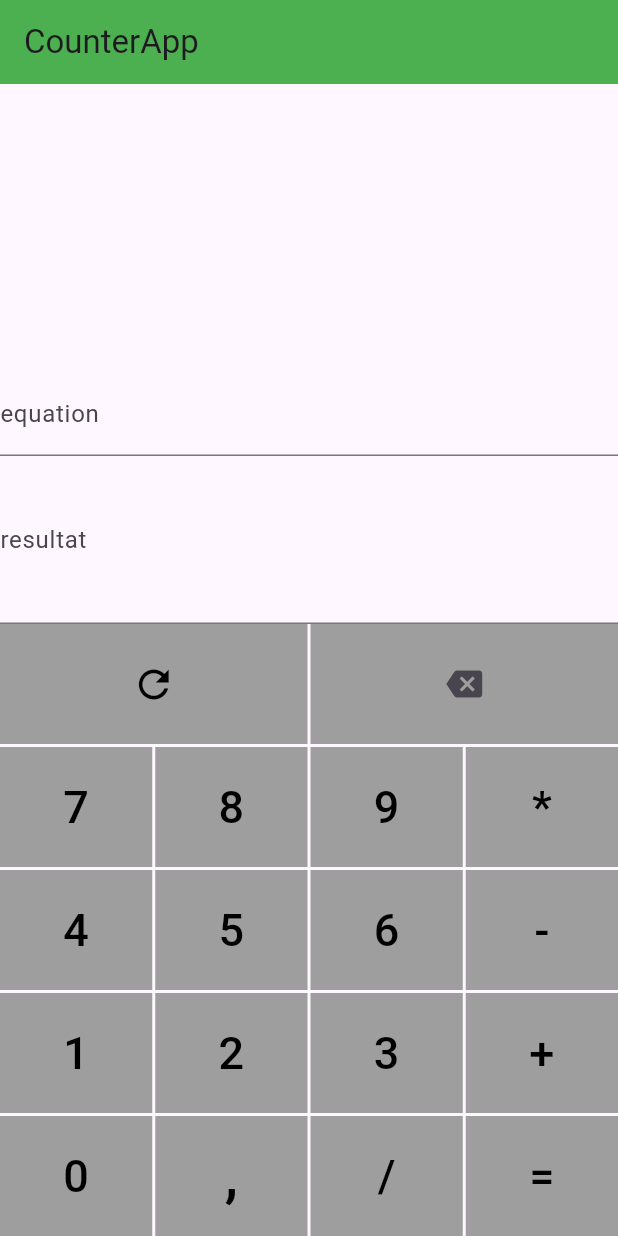
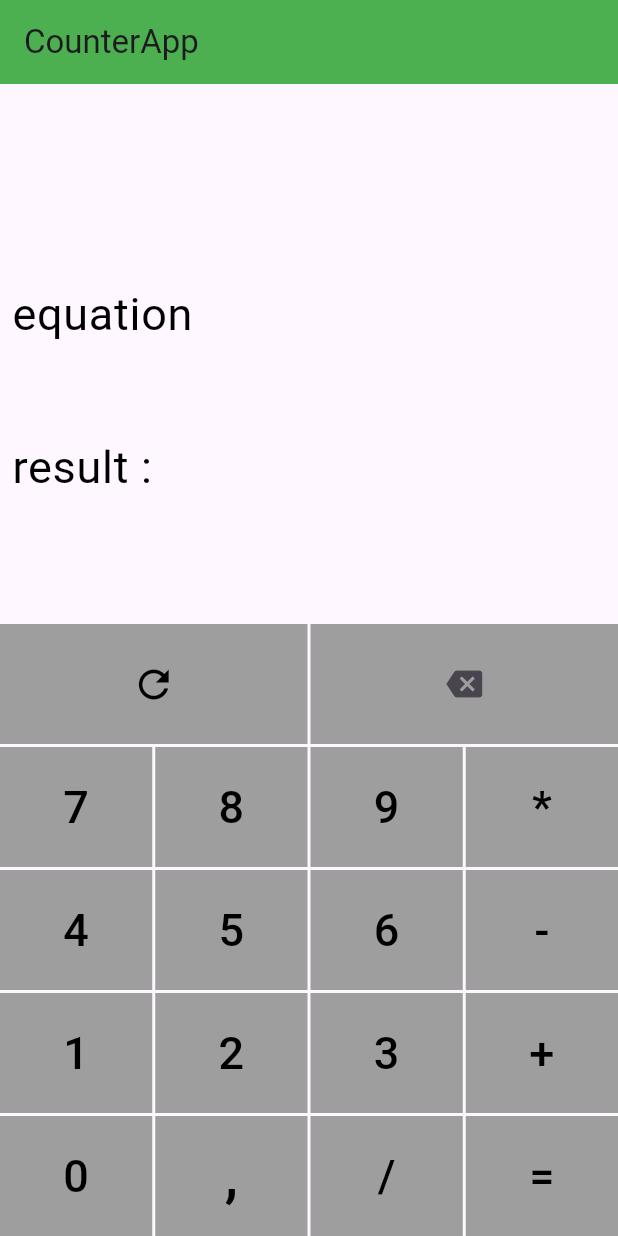
Before and after one commit to BenslimaneAlaEddine/Calculator, a Flutter app: the screen it shows after launch, on a phone screen of 412 x 824 dp. Run offline on Flutter 3.47's test engine with Material 3 defaults, Android fonts, the phone set to English and light mode, and no system bars.

Commit message:
version 2.2

```diff
--- a/lib/Calc.dart
+++ b/lib/Calc.dart
@@ -1,26 +1,21 @@
-import 'home.dart';
-
 
   late List listNumForAddSub;
   late List listAddSubOpr;
 
-  late List assistant1=[];
+  List assistant1=[];
   List<List> listOfListNumForMultDiv = [];
   List<List> listMultDivOpr = [];
   bool thereIsMultAndDiv1 = false;
   bool thereIsMultAndDiv2 = false;
   late List listNumForMultDiv;
   late List assistant2;
-  late List indexMultOrDiv = [];
+  List indexMultOrDiv = [];
 
   void divParentEquationIntoAdditionAndSubtraction(equation) {
     listNumForAddSub = equation!.split(RegExp(r'[-+]')); // hadi hiya la liste li rah nhasbo mnha f tali
     listAddSubOpr = equation!.split(RegExp(r"[*/.]?\d+")); //tbaynlna win ljamee w win tareh
-    //print("hadi y: $y");
-    // List j=text.split(RegExp(r'[-+]'));
-    print(listNumForAddSub);
+
     listAddSubOpr = addOprToList(listAddSubOpr);
-    print("hadi y: $listAddSubOpr");
   }
 
 //---------------------------------------------------
@@ -38,7 +33,6 @@ import 'home.dart';
         if (thereIsMultAndDiv1) {
             listNumForMultDiv = listNumForAddSub[i].split(RegExp(r'[/*]'));
             assistant2 = listNumForAddSub[i].split(RegExp(r"[+-.]?\d+"));
-            print("hadi assistant2 $assistant2");
             assistant1=[];
             for (int i = 0; i < assistant2.length; i++) {
               if (assistant2[i] == '*' || assistant2[i] == '/') {
@@ -47,42 +41,16 @@ import 'home.dart';
             }
             listOfListNumForMultDiv.add(listNumForMultDiv);
             listMultDivOpr.add(assistant1);
-          // print("yes ther is $z");
           thereIsMultAndDiv1 = false;
           break;
         }
       }
-      print("oprat $listMultDivOpr");
-      print("lastNum $listOfListNumForMultDiv");
-      print("indexMultOrDiv $indexMultOrDiv");
-      // print("hadi y glob $z");
+
     }
-    print("this is the lstNum $listOfListNumForMultDiv");
-    print("this is the lstOpr $listMultDivOpr");
-    print("this is index $indexMultOrDiv");
+
   }
 
 
-  //--------------------------------------------------------------------
-
-  // void funLstTwoNumbers(List ll, List ind) {
-  //   for (int i = 0; i < ll.length; i++) {
-  //     for (int j = 1; j < ll[i].length; j += 2) {
-  //       switch (ll[i][j]) {
-  //         case "*":
-  //           listNumForAddSub[ind[i]] =
-  //               (mult(double.parse(ll[i][j - 1]), double.parse(ll[i][j + 1])))
-  //                   .toString(); break;
-  //         case "/":
-  //           listNumForAddSub[ind[i]] =
-  //               (div(double.parse(ll[i][j - 1]), double.parse(ll[i][j + 1])))
-  //                   .toString();
-  //         default:
-  //           print("err");
-  //       }
-  //     }
-  //   }
-  // }
 
 
   //---------------------------------------------------------------------------------
@@ -130,13 +98,11 @@ import 'home.dart';
               (div(double.parse(listOfListNumForMultDiv[i][j]), double.parse(listOfListNumForMultDiv[i][j+1])))
                   .toString();
         default:
-          print("err");
       }
 
       a=j;
     }
     listNumForAddSub[indexMultOrDiv[i]]=listOfListNumForMultDiv[i][a+1];
-    print(listNumForAddSub[indexMultOrDiv[i]]);print(listNumForAddSub);
   }
 
   }
--- a/lib/home.dart
+++ b/lib/home.dart
@@ -1,6 +1,5 @@
 import 'package:flutter/material.dart';
 import 'Calc.dart';
-import 'main.dart';
 
 class MyStateLess extends StatelessWidget {
   const MyStateLess({super.key});
@@ -38,18 +37,34 @@ class MyState extends State<MyStateFul> {
           Column(
             mainAxisAlignment: MainAxisAlignment.end,
             children: [
-              TextField(readOnly: true,
-                controller: equation,
-                decoration: InputDecoration(label: Text("equation")),
+              Padding(
+                padding: const EdgeInsets.all(8.0),
+                child: TextField(
+                  readOnly: true,
+                  controller: equation,
+                  decoration: const InputDecoration(
+                      label: Text("equation",style: TextStyle(fontSize: 30,color: Colors.black),), border: InputBorder.none),
+                  style: TextStyle(height: 3,color: Colors.black),
+                ),
               ),
+              // const SizedBox(
+              //   height: 30,
+              // ),
+              Padding(
+                padding: const EdgeInsets.all(8.0),
+                child: TextField(
+                  readOnly: true,
+                  controller: result,
+                  decoration: const InputDecoration(
+                    border: InputBorder.none,
+                    label: Text("result :",style: TextStyle(fontSize: 30,color: Colors.black),),
 
-              TextField(readOnly: true,
-                controller: result,
-                decoration: InputDecoration(
-                  label: Text("resultat"),
+                  ),
+                  style: const TextStyle(height: 3,fontSize: 20,fontWeight: FontWeight.bold),
                 ),
-                style: TextStyle(height: 5),
-
+              ),
+              const SizedBox(
+                height: 50,
               ),
               Row(
                 children: [
@@ -60,7 +75,7 @@ class MyState extends State<MyStateFul> {
                       child: TextButton(
                         onPressed: () {
                           c.clear();
-                           equation.text='';
+                          equation.text = '';
 
                           listNumForAddSub = [];
                           listAddSubOpr = [];
@@ -72,9 +87,9 @@ class MyState extends State<MyStateFul> {
                           listNumForMultDiv = [];
                           assistant2 = [];
                           indexMultOrDiv = [];
-                        result.text='';
+                          result.text = '';
                         },
-                        child: Icon(
+                        child: const Icon(
                           Icons.refresh,
                           color: Colors.black,
                           size: 30,
@@ -82,7 +97,7 @@ class MyState extends State<MyStateFul> {
                       ),
                     ),
                   ),
-                  SizedBox(
+                  const SizedBox(
                     width: 2,
                     height: 2,
                   ),
@@ -92,26 +107,20 @@ class MyState extends State<MyStateFul> {
                       height: 80,
                       child: IconButton(
                         onPressed: () {
+                          c.removeLast();
 
-                          print(c);
-                          c.removeLast();
-                          print(c);
-
-                          equation.text='';
+                          equation.text = '';
                           for (int i = 0; i < c.length; i++) {
                             equation.text = '${equation.text}${c[i]}';
                           }
-
-
                         },
-                        icon: Icon(Icons.backspace),
+                        icon: const Icon(Icons.backspace),
                       ),
                     ),
                   ),
                 ],
               ),
-              SizedBox(
-
+              const SizedBox(
                 height: 2,
               ),
               Row(
@@ -123,17 +132,16 @@ class MyState extends State<MyStateFul> {
                       child: TextButton(
                           onPressed: () {
                             c.add(7);
-                            print(c);
                             equation.text ?? '';
-                            equation.text="${equation.text}7";
+                            equation.text = "${equation.text}7";
                           },
-                          child: Text(
+                          child: const Text(
                             "7",
                             style: TextStyle(fontSize: 30, color: Colors.black),
                           )),
                     ),
                   ),
-                  SizedBox(
+                  const SizedBox(
                     width: 2,
                     height: 2,
                   ),
@@ -146,15 +154,15 @@ class MyState extends State<MyStateFul> {
                             c.add(8);
 
                             equation.text ?? '';
-                            equation.text="${equation.text}8";
+                            equation.text = "${equation.text}8";
                           },
-                          child: Text(
+                          child: const Text(
                             "8",
                             style: TextStyle(fontSize: 30, color: Colors.black),
                           )),
                     ),
                   ),
-                  SizedBox(
+                  const SizedBox(
                     width: 2,
                     height: 2,
                   ),
@@ -167,15 +175,15 @@ class MyState extends State<MyStateFul> {
                             c.add(9);
 
                             equation.text ?? '';
-                            equation.text="${equation.text}9";
+                            equation.text = "${equation.text}9";
                           },
-                          child: Text(
+                          child: const Text(
                             "9",
                             style: TextStyle(fontSize: 30, color: Colors.black),
                           )),
                     ),
                   ),
-                  SizedBox(
+                  const SizedBox(
                     width: 2,
                     height: 2,
                   ),
@@ -188,9 +196,9 @@ class MyState extends State<MyStateFul> {
                             c.add('*');
 
                             equation.text ?? '';
-                            equation.text="${equation.text}*";
+                            equation.text = "${equation.text}*";
                           },
-                          child: Text(
+                          child: const Text(
                             "*",
                             style: TextStyle(fontSize: 30, color: Colors.black),
                           )),
@@ -198,7 +206,7 @@ class MyState extends State<MyStateFul> {
                   ),
                 ],
               ),
-              SizedBox(
+              const SizedBox(
                 width: 2,
                 height: 2,
               ),
@@ -213,15 +221,15 @@ class MyState extends State<MyStateFul> {
                             c.add(4);
 
                             equation.text ?? '';
-                            equation.text="${equation.text}4";
+                            equation.text = "${equation.text}4";
                           },
-                          child: Text(
+                          child: const Text(
                             "4",
                             style: TextStyle(fontSize: 30, color: Colors.black),
                           )),
                     ),
                   ),
-                  SizedBox(
+                  const SizedBox(
                     width: 2,
                     height: 2,
                   ),
@@ -234,15 +242,15 @@ class MyState extends State<MyStateFul> {
                             c.add(5);
 
                             equation.text ?? '';
-                            equation.text="${equation.text}5";
+                            equation.text = "${equation.text}5";
                           },
-                          child: Text(
+                          child: const Text(
                             "5",
                             style: TextStyle(fontSize: 30, color: Colors.black),
                           )),
                     ),
                   ),
-                  SizedBox(
+                  const SizedBox(
                     width: 2,
                     height: 2,
                   ),
@@ -255,15 +263,15 @@ class MyState extends State<MyStateFul> {
                             c.add(6);
 
                             equation.text ?? '';
-                            equation.text="${equation.text}6";
+                            equation.text = "${equation.text}6";
                           },
-                          child: Text(
+                          child: const Text(
                             "6",
                             style: TextStyle(fontSize: 30, color: Colors.black),
                           )),
                     ),
                   ),
-                  SizedBox(
+                  const SizedBox(
                     width: 2,
                     height: 2,
                   ),
@@ -275,9 +283,9 @@ class MyState extends State<MyStateFul> {
                           onPressed: () {
                             c.add('-');
                             equation.text ?? '';
-                            equation.text="${equation.text}-";
+                            equation.text = "${equation.text}-";
                           },
-                          child: Text(
+                          child: const Text(
                             "-",
                             style: TextStyle(fontSize: 30, color: Colors.black),
                           )),
@@ -285,7 +293,7 @@ class MyState extends State<MyStateFul> {
                   ),
                 ],
               ),
-              SizedBox(
+              const SizedBox(
                 width: 2,
                 height: 2,
               ),
@@ -299,15 +307,15 @@ class MyState extends State<MyStateFul> {
                           onPressed: () {
                             c.add(1);
                             equation.text ?? '';
-                            equation.text="${equation.text}1";
+                            equation.text = "${equation.text}1";
                           },
-                          child: Text(
+                          child: const Text(
                             "1",
                             style: TextStyle(fontSize: 30, color: Colors.black),
                           )),
                     ),
                   ),
-                  SizedBox(
+                  const SizedBox(
                     width: 2,
                     height: 2,
                   ),
@@ -320,15 +328,15 @@ class MyState extends State<MyStateFul> {
                             c.add(2);
 
                             equation.text ?? '';
-                            equation.text="${equation.text}2";
+                            equation.text = "${equation.text}2";
                           },
-                          child: Text(
+                          child: const Text(
                             "2",
                             style: TextStyle(fontSize: 30, color: Colors.black),
                           )),
                     ),
                   ),
-                  SizedBox(
+                  const SizedBox(
                     width: 2,
                     height: 2,
                   ),
@@ -341,15 +349,15 @@ class MyState extends State<MyStateFul> {
                             c.add(3);
 
                             equation.text ?? '';
-                            equation.text="${equation.text}3";
+                            equation.text = "${equation.text}3";
                           },
-                          child: Text(
+                          child: const Text(
                             "3",
                             style: TextStyle(fontSize: 30, color: Colors.black),
                           )),
                     ),
                   ),
-                  SizedBox(
+                  const SizedBox(
                     width: 2,
                     height: 2,
                   ),
@@ -362,9 +370,9 @@ class MyState extends State<MyStateFul> {
                             c.add('+');
 
                             equation.text ?? '';
-                            equation.text="${equation.text}+";
+                            equation.text = "${equation.text}+";
                           },
-                          child: Text(
+                          child: const Text(
                             "+",
                             style: TextStyle(fontSize: 30, color: Colors.black),
                           )),
@@ -372,7 +380,7 @@ class MyState extends State<MyStateFul> {
                   ),
                 ],
               ),
-              SizedBox(
+              const SizedBox(
                 width: 2,
                 height: 2,
               ),
@@ -387,15 +395,15 @@ class MyState extends State<MyStateFul> {
                             c.add(0);
 
                             equation.text ?? '';
-                            equation.text="${equation.text}0";
+                            equation.text = "${equation.text}0";
                           },
-                          child: Text(
+                          child: const Text(
                             "0",
                             style: TextStyle(fontSize: 30, color: Colors.black),
                           )),
                     ),
                   ),
-                  SizedBox(
+                  const SizedBox(
                     width: 2,
                     height: 2,
                   ),
@@ -409,15 +417,15 @@ class MyState extends State<MyStateFul> {
                             c.add('.');
 
                             equation.text ?? '';
-                            equation.text="${equation.text}.";
+                            equation.text = "${equation.text}.";
                           },
-                          child: Text(
+                          child: const Text(
                             ",",
                             style: TextStyle(fontSize: 40, color: Colors.black),
                           )),
                     ),
                   ),
-                  SizedBox(
+                  const SizedBox(
                     width: 2,
                     height: 2,
                   ),
@@ -430,15 +438,15 @@ class MyState extends State<MyStateFul> {
                             c.add('/');
 
                             equation.text ?? '';
-                            equation.text="${equation.text}/";
+                            equation.text = "${equation.text}/";
                           },
-                          child: Text(
+                          child: const Text(
                             "/",
                             style: TextStyle(fontSize: 30, color: Colors.black),
                           )),
                     ),
                   ),
-                  SizedBox(
+                  const SizedBox(
                     width: 2,
                     height: 2,
                   ),
@@ -448,14 +456,14 @@ class MyState extends State<MyStateFul> {
                       height: 80,
                       child: TextButton(
                           onPressed: () {
-                            divParentEquationIntoAdditionAndSubtraction(equation.text);
+                            divParentEquationIntoAdditionAndSubtraction(
+                                equation.text);
                             determineMultAndDivOperationAndItsLocation();
                             solvingMultiplicationAndDivisionEquations();
 
-
-                            result.text=solveOverallEquation();
+                            result.text = solveOverallEquation();
                           },
-                          child: Text(
+                          child: const Text(
                             "=",
                             style: TextStyle(fontSize: 30, color: Colors.black),
                           )),
--- a/lib/main.dart
+++ b/lib/main.dart
@@ -1,6 +1,4 @@
 import 'package:flutter/material.dart';
-import 'package:flutter/rendering.dart';
-
 import 'home.dart';
 
 void main() {
```
